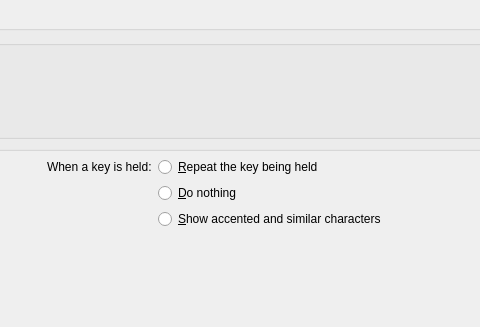
Above: kcms/keyboard/kcmmiscwidget.ui from Sonic-DE/sonic-desktop-interface before the change; both pictures show x 197 to 677 and y 0 to 327 of the 824 by 550 pixel window. Below: the same form after it.
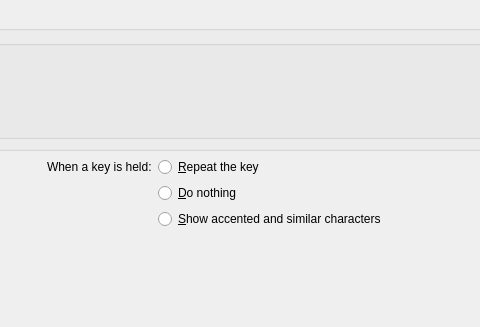
That is the form after the change.

Commit message:
[kcms/keyboard] simplify a UI string
"repeat the key being held" -> "repeat the key". "being held" is
implicit and redundant.

Requested by VDG.

Diff of the .ui file:
```diff
--- a/kcms/keyboard/kcmmiscwidget.ui
+++ b/kcms/keyboard/kcmmiscwidget.ui
@@ -42,7 +42,7 @@
      <item row="0" column="1">
       <widget class="QRadioButton" name="repeatRadioButton">
        <property name="text">
-        <string>&amp;Repeat the key being held</string>
+        <string>&amp;Repeat the key</string>
        </property>
       </widget>
      </item>
```
The commit also changes 1 other file.
